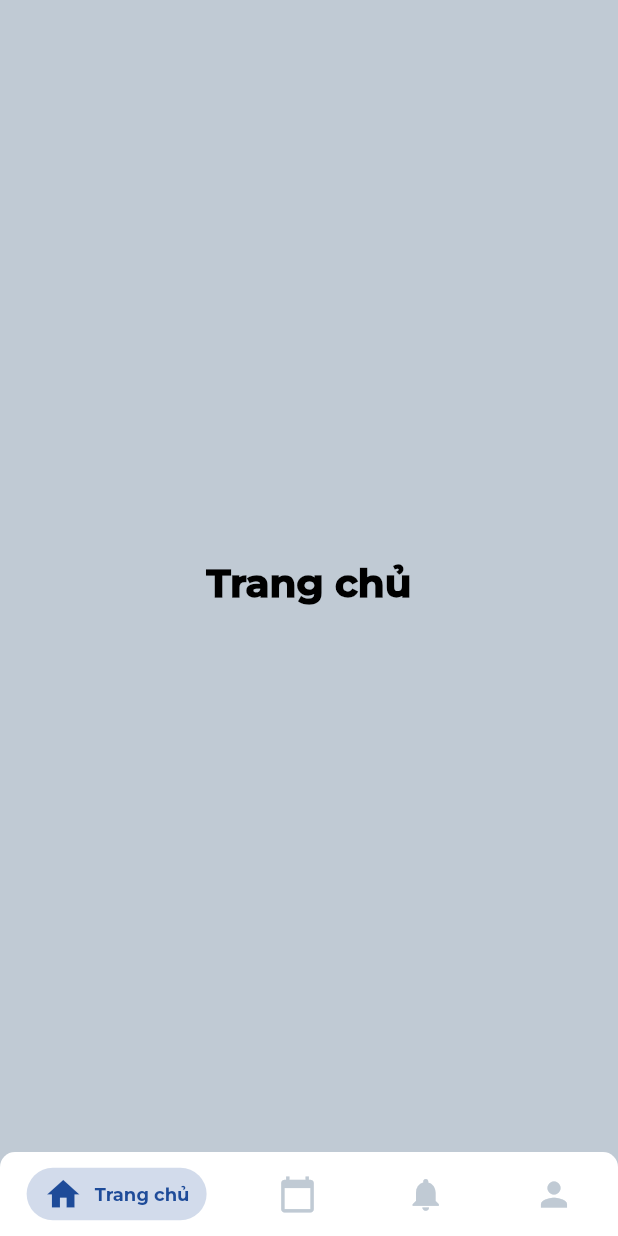
After one commit to LuongDuyDat/dissertation, a Flutter app: the screen it shows after launch, after a tap on "Đăng nhập", on a phone screen of 412 x 824 dp. The commit adds this screen. Run offline on Flutter 3.47's test engine with Material 2 defaults, Android fonts, the phone set to English and light mode, and no system bars; drawn by our look-alikes of persistent_bottom_nav_bar; project files that could hold a hidden picture were left out.

Commit message:
add persistent navbar

```diff
--- /dev/null
+++ b/lib/screen/home.dart
@@ -0,0 +1,26 @@
+import 'package:flutter/material.dart';
+import 'package:learning_intern_support_system/util/global.dart';
+import 'package:learning_intern_support_system/util/strings.dart';
+
+class HomePage extends StatelessWidget {
+  const HomePage({super.key});
+
+  @override
+  Widget build(BuildContext context) {
+    return Scaffold(
+      body: Column(
+        crossAxisAlignment: CrossAxisAlignment.center,
+        mainAxisAlignment: MainAxisAlignment.center,
+        children: [
+          SizedBox(width: screenWidth,),
+          Text(
+            homeString,
+            style: Theme.of(context).textTheme.displayLarge,
+            textAlign: TextAlign.center,
+          ),
+        ],
+      ),
+    );
+  }
+
+}
--- a/lib/screen/login.dart
+++ b/lib/screen/login.dart
@@ -3,6 +3,7 @@ import 'package:flutter/material.dart';
 import 'package:learning_intern_support_system/component/button.dart';
 import 'package:learning_intern_support_system/component/input_field.dart';
 import 'package:learning_intern_support_system/screen/forgot_pass.dart';
+import 'package:learning_intern_support_system/screen/persistent_bottom_nav_bar.dart';
 import 'package:learning_intern_support_system/screen/register.dart';
 import 'package:learning_intern_support_system/util/global.dart';
 import 'package:learning_intern_support_system/util/navigate.dart';
@@ -72,6 +73,9 @@ class LoginPage extends StatelessWidget {
               width: 0.58 * screenWidth,
               height: 0.056 * screenHeight,
               text: loginString,
+              onPressed: () {
+                Navigate.pushPage(context, const PersistentNavbar());
+              },
             ),
             SizedBox(height: 0.01 * screenHeight),
             RichText(
--- /dev/null
+++ b/lib/screen/persistent_bottom_nav_bar.dart
@@ -0,0 +1,81 @@
+import 'package:flutter/material.dart';
+import 'package:learning_intern_support_system/screen/home.dart';
+import 'package:learning_intern_support_system/screen/notification.dart';
+import 'package:learning_intern_support_system/screen/profile.dart';
+import 'package:learning_intern_support_system/screen/schedule.dart';
+import 'package:learning_intern_support_system/util/strings.dart';
+import 'package:learning_intern_support_system/util/theme.dart';
+import 'package:persistent_bottom_nav_bar/persistent_tab_view.dart';
+
+import '../util/global.dart';
+
+class PersistentNavbar extends StatelessWidget {
+  const PersistentNavbar({super.key});
+
+  @override
+  Widget build(BuildContext context) {
+    screenWidth = MediaQuery.of(context).size.width;
+    screenHeight = MediaQuery.of(context).size.height;
+    return PersistentTabView(
+      context,
+      screens: _buildScreens(),
+      items: _navBarsItems(context),
+      backgroundColor: backgroundLightColor2,
+      resizeToAvoidBottomInset: true,
+      hideNavigationBarWhenKeyboardShows: true, // Recommended to set 'resizeToAvoidBottomInset' as true while using this argument. Default is true.
+      decoration: NavBarDecoration(
+        borderRadius: BorderRadius.circular(10.0),
+        colorBehindNavBar: Colors.white,
+      ),
+      itemAnimationProperties: const ItemAnimationProperties(
+        duration: Duration(milliseconds: 200),
+        curve: Curves.ease,
+      ),
+      screenTransitionAnimation: const ScreenTransitionAnimation(
+        animateTabTransition: true,
+        curve: Curves.ease,
+        duration: Duration(milliseconds: 200),
+      ),
+      navBarStyle: NavBarStyle.style1, // Choose the nav bar style with this property.
+    );
+  }
+
+  List<Widget> _buildScreens() {
+    return [
+      const HomePage(),
+      const SchedulePage(),
+      const NotificationPage(),
+      const ProfilePage(),
+    ];
+  }
+
+  List<PersistentBottomNavBarItem> _navBarsItems(BuildContext context) {
+    return [
+      PersistentBottomNavBarItem(
+        icon: const Icon(Icons.home),
+        title: (homeString),
+        activeColorPrimary: Theme.of(context).primaryColor,
+        inactiveColorPrimary: Theme.of(context).scaffoldBackgroundColor,
+      ),
+      PersistentBottomNavBarItem(
+        icon: const Icon(Icons.calendar_today),
+        title: (scheduleString),
+        activeColorPrimary: Theme.of(context).primaryColor,
+        inactiveColorPrimary: Theme.of(context).scaffoldBackgroundColor,
+      ),
+      PersistentBottomNavBarItem(
+        icon: const Icon(Icons.notifications),
+        title: (notificationString),
+        activeColorPrimary: Theme.of(context).primaryColor,
+        inactiveColorPrimary: Theme.of(context).scaffoldBackgroundColor,
+      ),
+      PersistentBottomNavBarItem(
+        icon: const Icon(Icons.person),
+        title: (meString),
+        activeColorPrimary: Theme.of(context).primaryColor,
+        inactiveColorPrimary: Theme.of(context).scaffoldBackgroundColor,
+      ),
+    ];
+  }
+
+}
--- a/lib/util/strings.dart
+++ b/lib/util/strings.dart
@@ -22,5 +22,10 @@ String enterEmailString = lang == 'vi' ? 'Nhập email của bạn' : 'Enter you
 String orString = lang == 'vi' ? 'hoặc' : 'or';
 String backToSignInString = lang == 'vi' ? 'Quay về đăng nhập' : 'Back to Sign In';
 String sendToEmailString = lang == 'vi' ? 'Gửi tới Email' : 'Send to Email';
+String homeString = lang == 'vi' ? 'Trang chủ' : 'Home';
+String scheduleString = lang == 'vi' ? 'Lập lịch' : 'Schedule';
+String notificationString = lang == 'vi' ? 'Thông báo' : 'Notifications';
+String meString = lang == 'vi' ? 'Tôi' : 'Me';
+
 List<String> classDropDownString = ['K64C-CLC', 'K64C-B'];
 List<String> facultyDropDownString = ['Công nghệ thông tin', 'Điện tử viễn thông'];
--- a/pubspec.yaml
+++ b/pubspec.yaml
@@ -30,6 +30,7 @@ environment:
 dependencies:
   flutter:
     sdk: flutter
+  persistent_bottom_nav_bar: ^5.0.2
 
 
   # The following adds the Cupertino Icons font to your application.
```
Also changed, not shown: lib/screen/notification.dart (added, +26 -0 lines), lib/screen/profile.dart (added, +26 -0 lines), lib/screen/schedule.dart (added, +26 -0 lines), lib/util/navigate.dart (+10 -0 lines), pubspec.lock.
